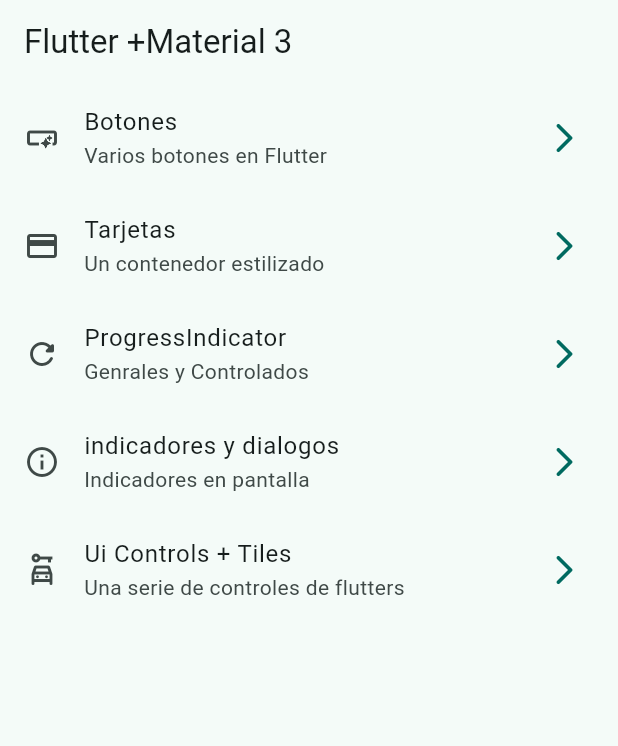
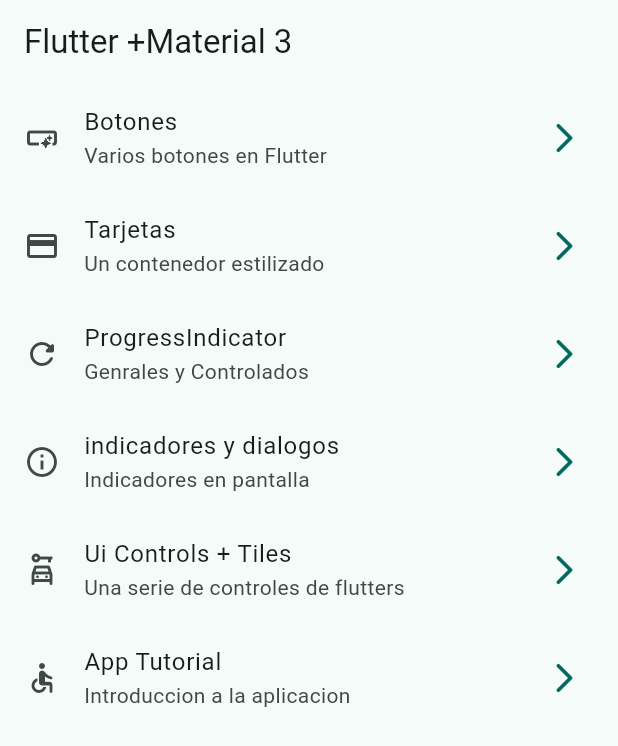
Before and after one commit to joseeliezerr/WidgetApp, a Flutter app: the screen it shows after launch, on a phone screen of 412 x 824 dp. Shown: the top 746 px of the screen. Run offline on Flutter 3.47's test engine with Material 3 defaults, Android fonts, the phone set to English and light mode, and no system bars; our stand-ins replace go_router.

Commit message:
Imagenes agregadas y pantalla de tutorial

```diff
--- a/lib/config/menu/menu_items.dart
+++ b/lib/config/menu/menu_items.dart
@@ -41,4 +41,9 @@ const appMenuItems = <MenuItem>[
       subTitle: 'Una serie de controles de flutters',
       link: '/ui_constrols',
       icon: Icons.car_rental_outlined),
+       MenuItem(
+      title: 'App Tutorial',
+      subTitle: 'Introduccion a la aplicacion',
+      link: '/tutorial',
+      icon: Icons.accessible_rounded),
 ];
--- a/lib/config/router/app_router.dart
+++ b/lib/config/router/app_router.dart
@@ -41,6 +41,11 @@ final appRouter = GoRouter(
       path: '/ui_constrols',
       name:UiControlsScreen.name,
       builder: (context, state) => const UiControlsScreen(),
+    ),
+     GoRoute(
+      path: '/tutorial',
+      name:AppTutorialScreen.name,
+      builder: (context, state) => const AppTutorialScreen(),
     )
   ],
 );
--- a/lib/presentation/screens/screens.dart
+++ b/lib/presentation/screens/screens.dart
@@ -8,3 +8,4 @@ export 'package:widget_app/presentation/screens/animated/animated_screen.dart';
 export 'package:flutter/material.dart';
 export 'package:widget_app/presentation/screens/cards/cards_screen.dart';
 export 'package:widget_app/presentation/screens/home/home_screen.dart';
+export 'package:widget_app/presentation/screens/tutorial/tutorial_screen.dart';
--- /dev/null
+++ b/lib/presentation/screens/tutorial/tutorial_screen.dart
@@ -0,0 +1,10 @@
+import 'package:widget_app/presentation/screens/screens.dart';
+
+class Tutorial extends StatelessWidget {
+  const Tutorial({super.key});
+
+  @override
+  Widget build(BuildContext context) {
+    return Container();
+  }
+}
--- a/pubspec.yaml
+++ b/pubspec.yaml
@@ -18,3 +18,6 @@ dev_dependencies:
 
 flutter:
   uses-material-design: true
+
+assets:
+  - assets/images/
```
Also changed, not shown: assets/images/1.png (added), assets/images/2.png (added), assets/images/3.png (added), assets/images/jar-loading.gif (added).
